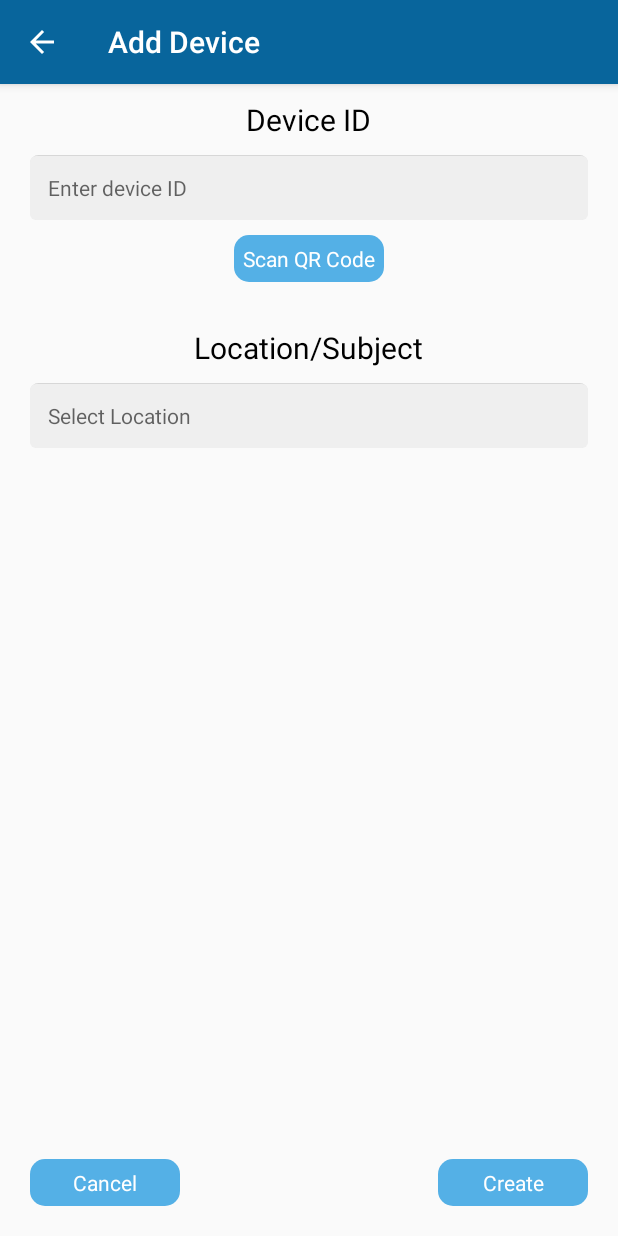
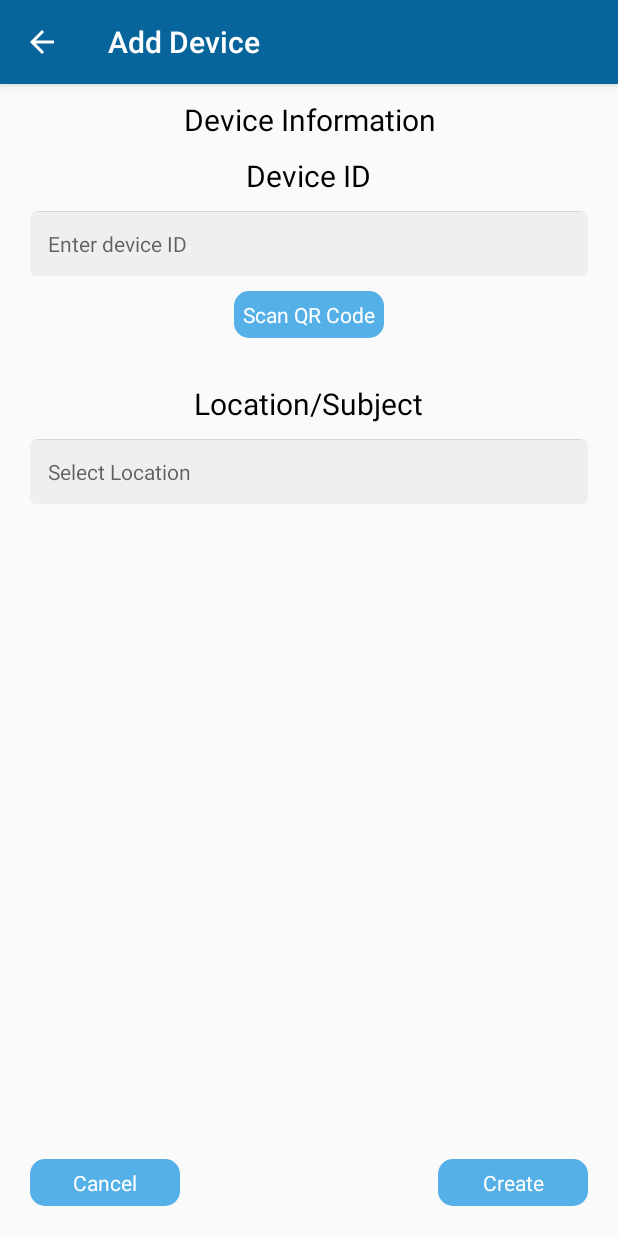
Before and after one commit to xuanphu262/FeedbackSystem, an Android app: the screen it shows after launch (AddDeviceActivity), after a tap on an icon or button, on a phone screen of 412 x 824 dp. Run offline under Robolectric (Android 15) with nearby library versions, the phone set to English and light mode, and no system bars; our stand-ins replace EventBus.

Commit message:
- Generate id for add loation

```diff
--- a/FeedbackSystemApp/app/src/main/java/android/mobile/feedbacksystem/common/DataHelper.java
+++ b/FeedbackSystemApp/app/src/main/java/android/mobile/feedbacksystem/common/DataHelper.java
@@ -23,12 +23,17 @@ public class DataHelper {
     public static List<DeviceModel> deviceModelList = new ArrayList<>();
 
     public static void initialData(Context context) throws IOException {
-        InputStream locationStream = context.getAssets().open("locations.json");
 
-        locationList = readLocationsStream(locationStream);
+        locationList = loadLocation(context);
         for (LocationModel locationModel : locationList) {
             deviceModelList.add(new DeviceModel("1", "Tablet " + locationModel.getId(), "9774d56d682e549c", new Date(), locationModel.getId()));
         }
+    }
+
+
+    public static List<LocationModel> loadLocation(Context context) throws IOException {
+        InputStream locationStream = context.getAssets().open("locations.json");
+        return readLocationsStream(locationStream);
     }
 
 
--- a/FeedbackSystemApp/app/src/main/java/android/mobile/feedbacksystem/ui/admin/AddLocationActivity.java
+++ b/FeedbackSystemApp/app/src/main/java/android/mobile/feedbacksystem/ui/admin/AddLocationActivity.java
@@ -5,6 +5,7 @@ import android.mobile.feedbacksystem.common.DataHelper;
 import android.mobile.feedbacksystem.common.model.LocationModel;
 import android.mobile.feedbacksystem.ui.admin.event.UpdateEvent;
 import android.os.Bundle;
+import android.provider.ContactsContract;
 import android.support.v7.app.AppCompatActivity;
 import android.view.View;
 import android.widget.EditText;
@@ -13,6 +14,7 @@ import android.widget.Toast;
 import org.greenrobot.eventbus.EventBus;
 
 import java.util.Calendar;
+import java.util.Date;
 
 public class AddLocationActivity extends AppCompatActivity implements View.OnClickListener {
 
@@ -41,9 +43,9 @@ public class AddLocationActivity extends AppCompatActivity implements View.OnCli
                     return;
                 }
 
-                String exampleId = "abcdef"; //TODO em không biết tạo id chỗ này
+                String exampleId = (DataHelper.locationList.size() + 1) +"";
                 DataHelper.addLocation(new LocationModel(exampleId, mEditShort.getText().toString(),
-                        mEditLong.getText().toString(), Calendar.getInstance().getTime()));
+                        mEditLong.getText().toString(), new Date()));
                 EventBus.getDefault().post(UpdateEvent.LOCATION);
                 finish();
                 break;
--- a/FeedbackSystemApp/app/src/main/res/layout/activity_add_device.xml
+++ b/FeedbackSystemApp/app/src/main/res/layout/activity_add_device.xml
@@ -7,6 +7,16 @@
         android:layout_width="match_parent"
         android:layout_height="wrap_content"
         android:orientation="vertical">
+
+        <TextView
+            android:layout_width="wrap_content"
+            android:layout_height="wrap_content"
+            android:layout_gravity="center_horizontal"
+            android:layout_marginTop="10dp"
+            android:gravity="center"
+            android:text="@string/device_information"
+            android:textColor="@color/black"
+            android:textSize="20sp" />
 
         <TextView
             android:layout_width="wrap_content"
```
